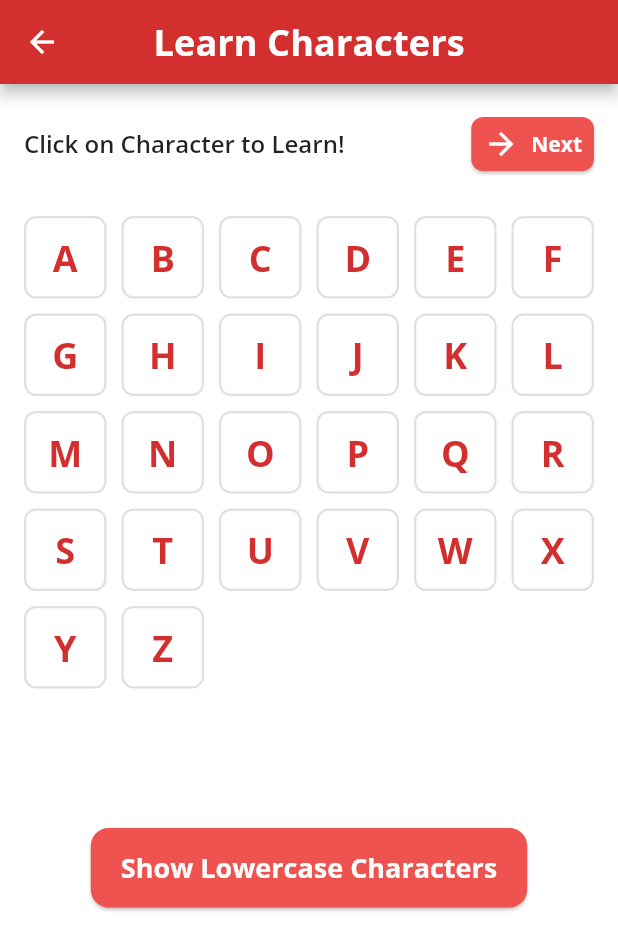
After one commit to Waqas0343/kids_learning_app, a Flutter app: the CharactersScreen screen opened by its route, on a phone screen of 412 x 824 dp. The commit adds this screen. Shown: the top 950 px of the screen. Run offline on Flutter 3.47's test engine with Material 3 defaults, Android fonts, the phone set to English and light mode, and no system bars; our stand-ins replace flutter_svg, flutter_tts, fluttertoast, get, google_fonts, image_picker and 1 more; missing offline and left inert: flutter_drawing_board, google_ml_kit, image_editor_plus; accounts and stored records are empty; network calls fail.

Commit message:
Learn number

```diff
--- a/lib/routes/app_pages.dart
+++ b/lib/routes/app_pages.dart
@@ -1,11 +1,13 @@
 import 'package:get/get.dart';
 import '../screens/animal/animal_screen.dart';
 import '../screens/birds/birds_screen.dart';
-import '../screens/character/character_screen.dart';
+import '../screens/character/characters_screen.dart';
+import '../screens/character/draw_character_screen.dart';
 import '../screens/colors/colors_screen.dart';
 import '../screens/drawing/drawing_screen.dart';
 import '../screens/graphics/graphics_screen.dart';
 import '../screens/home/home_screen.dart';
+import '../screens/numbers/draw_number_screen.dart';
 import '../screens/numbers/numbers_screen.dart';
 import '../screens/shaps/shaps_screen.dart';
 import '../screens/splash/splash_screen.dart';
@@ -31,11 +33,19 @@ class AppPages {
     ),
     GetPage(
       name: AppRoutes.characterScreen,
-      page: () => const CharacterScreen(),
+      page: () => const CharactersScreen(),
+    ),
+    GetPage(
+      name: AppRoutes.drawCharacterScreen,
+      page: () => const DrawCharacterScreen(),
     ),
     GetPage(
       name: AppRoutes.numbersScreen,
       page: () => const NumbersScreen(),
+    ),
+    GetPage(
+      name: AppRoutes.drawNumberScreen,
+      page: () => const DrawNumberScreen(),
     ),
     GetPage(
       name: AppRoutes.colorsScreen,
@@ -53,5 +63,6 @@ class AppPages {
       name: AppRoutes.birdsScreen,
       page: () => const BirdsScreen(),
     ),
+
   ];
 }
--- a/lib/routes/app_routes.dart
+++ b/lib/routes/app_routes.dart
@@ -4,10 +4,12 @@ class AppRoutes {
   static const String drawingScreen = '/drawingScreen';
   static const String graphicsScreen = '/graphicsScreen';
   static const String characterScreen = '/characterScreen';
+  static const String drawCharacterScreen = '/drawCharacterScreen';
   static const String numbersScreen = '/numbersScreen';
   static const String colorsScreen = '/colorsScreen';
   static const String shapesScreen = '/shapesScreen';
   static const String animalScreen = '/animalScreen';
   static const String birdsScreen = '/birdsScreen';
+  static const String drawNumberScreen = '/drawNumberScreen';
 
 }
--- /dev/null
+++ b/lib/screens/character/characters_screen.dart
@@ -0,0 +1,151 @@
+import 'package:flutter/material.dart';
+import 'package:get/get.dart';
+import 'package:kids_learning_app/routes/app_routes.dart';
+import 'controllers/characters_controller.dart';
+
+class CharactersScreen extends StatelessWidget {
+  const CharactersScreen({super.key});
+
+  @override
+  Widget build(BuildContext context) {
+    final CharactersController controller = Get.put(CharactersController());
+    return Scaffold(
+      appBar: AppBar(
+        title: Text(
+          "Learn Characters",
+          style: Get.textTheme.titleSmall?.copyWith(
+            fontWeight: FontWeight.bold,
+            fontSize: 24,
+            color: Colors.white,
+          ),
+        ),
+        backgroundColor: Colors.red.shade700,
+        centerTitle: true,
+        elevation: 4.0,
+      ),
+      body: Column(
+        crossAxisAlignment: CrossAxisAlignment.start,
+        children: [
+          Padding(
+            padding: const EdgeInsets.all(16.0),
+            child: Row(
+              mainAxisAlignment: MainAxisAlignment.spaceBetween,
+              children: [
+                Text(
+                  'Click on Character to Learn!',
+                  style: Get.textTheme.bodyLarge?.copyWith(
+                    fontSize: 16,
+                    fontWeight: FontWeight.w600,
+                    color: Colors.black87,
+                  ),
+                ),
+                ElevatedButton.icon(
+                  onPressed: () => Get.toNamed(AppRoutes.drawCharacterScreen),
+                  style: ElevatedButton.styleFrom(
+                    backgroundColor: Colors.red.shade400,
+                    shape: RoundedRectangleBorder(
+                      borderRadius: BorderRadius.circular(8.0),
+                    ),
+                  ),
+                  icon: const Icon(Icons.arrow_forward, color: Colors.white),
+                  label: const Text(
+                    "Next",
+                    style: TextStyle(color: Colors.white, fontWeight: FontWeight.bold),
+                  ),
+                ),
+              ],
+            ),
+          ),
+          SizedBox(
+            height: 400,
+            child: Obx(() {
+              final characters = controller.isUppercase.value
+                  ? controller.uppercaseLetters
+                  : controller.lowercaseLetters;
+
+              return GridView.builder(
+                padding: const EdgeInsets.symmetric(horizontal: 16.0, vertical: 8.0),
+                gridDelegate: const SliverGridDelegateWithFixedCrossAxisCount(
+                  crossAxisCount: 6,
+                  crossAxisSpacing: 10.0,
+                  mainAxisSpacing: 10.0,
+                ),
+                itemCount: characters.length,
+                itemBuilder: (context, index) {
+                  final character = characters[index];
+                  return GestureDetector(
+                    onTap: () {
+                      controller.selectCharacter(character);
+                      controller.speakCharacter(character);
+                    },
+                    child: Obx(() {
+                      final isSelected = controller.selectedCharacter.value == character;
+                      return AnimatedContainer(
+                        duration: const Duration(milliseconds: 300),
+                        decoration: BoxDecoration(
+                          color: isSelected ? Colors.purple.shade400 : Colors.white,
+                          borderRadius: BorderRadius.circular(8.0),
+                          boxShadow: isSelected
+                              ? [
+                            BoxShadow(
+                              color: Colors.purple.shade100,
+                              blurRadius: 8.0,
+                              spreadRadius: 1.0,
+                            )
+                          ]
+                              : [],
+                          border: Border.all(
+                            color: isSelected ? Colors.purple.shade400 : Colors.grey.shade300,
+                            width: 1.5,
+                          ),
+                        ),
+                        child: Center(
+                          child: Text(
+                            character,
+                            style: TextStyle(
+                              fontSize: 24,
+                              fontWeight: FontWeight.bold,
+                              color: isSelected ? Colors.white : Colors.red.shade700,
+                            ),
+                          ),
+                        ),
+                      );
+                    }),
+                  );
+                },
+              );
+            }),
+          ),
+          Align(
+            alignment: Alignment.center,
+            child: Padding(
+              padding: const EdgeInsets.all(16.0),
+              child: Obx(() {
+                return ElevatedButton(
+                  style: ElevatedButton.styleFrom(
+                    backgroundColor: Colors.red.shade400,
+                    padding: const EdgeInsets.symmetric(horizontal: 20, vertical: 14),
+                    shape: RoundedRectangleBorder(
+                      borderRadius: BorderRadius.circular(12),
+                    ),
+                  ),
+                  onPressed: controller.toggleCase,
+                  child: Text(
+                    controller.isUppercase.value
+                        ? "Show Lowercase Characters"
+                        : "Show Uppercase Characters",
+                    style: const TextStyle(
+                      fontSize: 18,
+                      fontWeight: FontWeight.bold,
+                      color: Colors.white,
+                    ),
+                  ),
+                );
+              }),
+            ),
+          ),
+        ],
+      ),
+    );
+  }
+}
--- /dev/null
+++ b/lib/screens/character/controllers/characters_controller.dart
@@ -0,0 +1,34 @@
+import 'package:get/get.dart';
+import 'package:flutter_tts/flutter_tts.dart';
+
+class CharactersController extends GetxController {
+  final FlutterTts flutterTts = FlutterTts();
+  var isUppercase = true.obs;
+  var selectedCharacter = ''.obs;
+  final List<String> uppercaseLetters = List.generate(26, (i) => String.fromCharCode(65 + i)); // A-Z
+  final List<String> lowercaseLetters = List.generate(26, (i) => String.fromCharCode(97 + i)); // a-z
+
+
+  @override
+  void onInit() {
+    // TODO: implement onInit
+    super.onInit();
+  }
+
+  void toggleCase() {
+    isUppercase.value = !isUppercase.value;
+    selectedCharacter.value = '';
+  }
+
+  void selectCharacter(String character) {
+    selectedCharacter.value = character;
+  }
+  Future<void> speakCharacter(String character) async {
+    await flutterTts.speak(character);
+  }
+  @override
+  void onClose() {
+    flutterTts.stop();
+    super.onClose();
+  }
+}
--- a/lib/screens/graphics/editor_tool_bar.dart
+++ b/lib/screens/graphics/editor_tool_bar.dart
@@ -11,7 +11,7 @@ class EditorToolbar extends StatelessWidget {
     final GraphicsController controller = Get.find();
 
     return Container(
-      color: Colors.blue,
+      color: Colors.green,
       child: Row(
         mainAxisAlignment: MainAxisAlignment.spaceAround,
         children: [
```
Also changed, not shown: lib/screens/character/draw_character_screen.dart (renamed from lib/screens/character/character_screen.dart, +4 -9 lines), lib/screens/numbers/controllers/draw_number_controller.dart (added, +11 -0 lines), lib/screens/numbers/controllers/numbers_controller.dart (+26 -3 lines), lib/screens/numbers/draw_number_screen.dart (added, +17 -0 lines), lib/screens/numbers/numbers_screen.dart (+119 -1 lines), lib/screens/character/controllers/draw_character_controller.dart (renamed from lib/screens/character/controllers/character_controller.dart).
